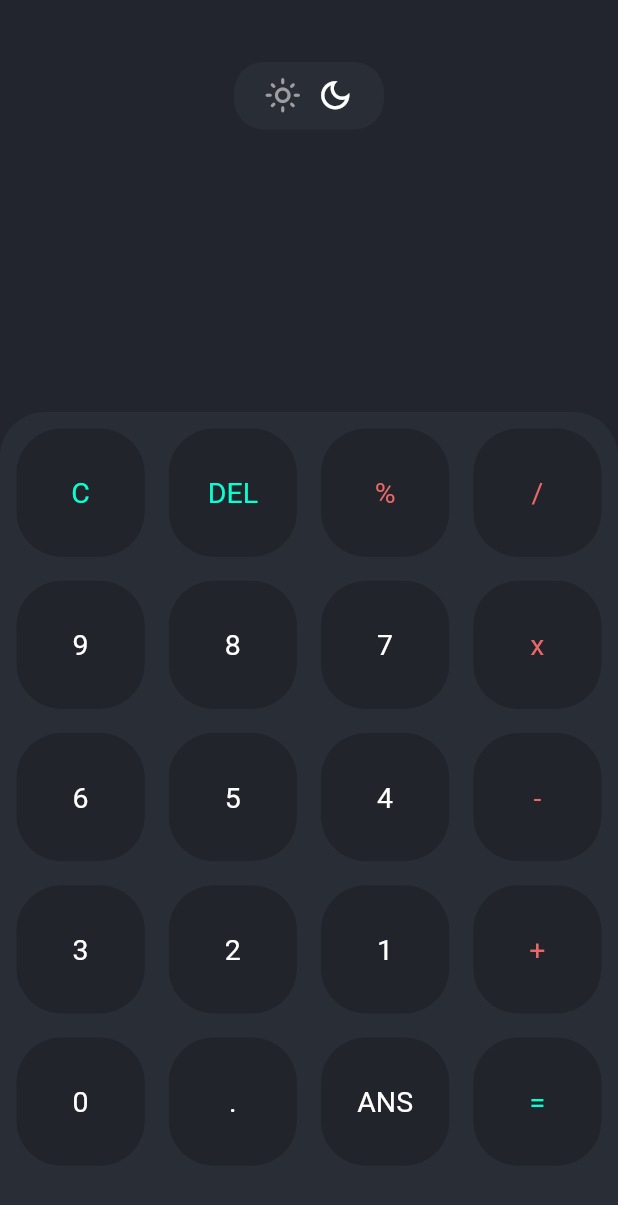
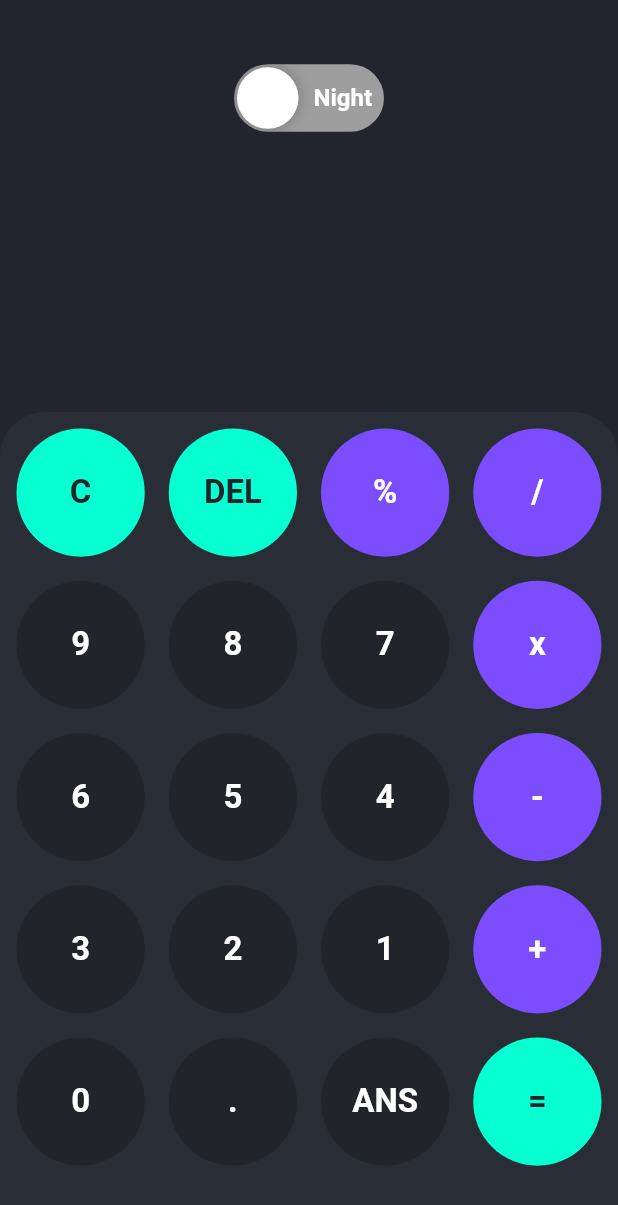
Before and after one commit to AmirBayat0/Flutter-Simple-Calculator, a Flutter app: the screen it shows after launch, on a phone screen of 412 x 824 dp. Shown: the top 1205 px of the screen. Run offline on Flutter 3.47's test engine with Material 2 defaults, Android fonts, the phone set to English and light mode, and no system bars; drawn by our look-alikes of flutter_advanced_switch; our stand-ins replace get, google_fonts, math_expressions; Roboto replaces fonts that are missing (Ubuntu).

Commit message:
Android version has been updated + iOS version added!

```diff
--- a/flutter_calculator/lib/controller/calculate_controller.dart
+++ b/flutter_calculator/lib/controller/calculate_controller.dart
@@ -29,7 +29,7 @@ class CalculateController extends GetxController {
     update();
   }
 
-  /// Delet Button Pressed Func
+  /// Delete Button Pressed Func
   deleteBtnAction() {
     userInput = userInput.substring(0, userInput.length - 1);
     update();
--- a/flutter_calculator/lib/controller/theme_controller.dart
+++ b/flutter_calculator/lib/controller/theme_controller.dart
@@ -1,15 +1,32 @@
+import 'package:flutter/material.dart';
+import 'package:flutter/services.dart';
 import 'package:get/get.dart';
 
 class ThemeController extends GetxController {
   bool isDark = true;
+  final switcherController = ValueNotifier<bool>(false);
 
   lightTheme() {
     isDark = false;
+    SystemChrome.setSystemUIOverlayStyle(SystemUiOverlayStyle.dark);
     update();
   }
 
   darkTheme() {
     isDark = true;
+    SystemChrome.setSystemUIOverlayStyle(SystemUiOverlayStyle.light);
     update();
   }
+
+  @override
+  void onInit() {
+    switcherController.addListener(() {
+      if (switcherController.value) {
+        lightTheme();
+      } else {
+        darkTheme();
+      }
+    });
+    super.onInit();
+  }
 }
--- a/flutter_calculator/lib/screen/main_screen.dart
+++ b/flutter_calculator/lib/screen/main_screen.dart
@@ -1,11 +1,11 @@
 import 'package:flutter/material.dart';
+import 'package:flutter_advanced_switch/flutter_advanced_switch.dart';
+import 'package:flutter_calculator/controller/calculate_controller.dart';
+import 'package:flutter_calculator/controller/theme_controller.dart';
+import 'package:flutter_calculator/utils/colors.dart';
+import 'package:flutter_calculator/widget/button.dart';
 import 'package:get/get.dart';
-
-///
-import '../controller/theme_controller.dart';
-import '../controller/calculate_controller.dart';
-import '../utils/colors.dart';
-import '../widget/button.dart';
+import 'package:google_fonts/google_fonts.dart';
 
 class MainScreen extends StatelessWidget {
   MainScreen({Key? key}) : super(key: key);
@@ -33,12 +33,6 @@ class MainScreen extends StatelessWidget {
     "=",
   ];
 
-  /////////////////////////////////////
-  //@CodeWithFlexz on Instagram
-  //
-  //AmirBayat0 on Github
-  //Programming with Flexz on Youtube
-  /////////////////////////////////////
   @override
   Widget build(BuildContext context) {
     var controller = Get.find<CalculateController>();
@@ -62,7 +56,7 @@ class MainScreen extends StatelessWidget {
   }
 
   /// In put Section - Enter Numbers
-  Expanded inPutSection(
+  Widget inPutSection(
       ThemeController themeController, CalculateController controller) {
     return Expanded(
         flex: 2,
@@ -79,117 +73,110 @@ class MainScreen extends StatelessWidget {
               itemCount: buttons.length,
               gridDelegate: const SliverGridDelegateWithFixedCrossAxisCount(
                   crossAxisCount: 4),
-              itemBuilder: (contex, index) {
+              itemBuilder: (context, index) {
                 switch (index) {
-
                   /// CLEAR BTN
                   case 0:
-                    return CustomButton(
+                    return CustomAppButton(
                       buttonTapped: () {
                         controller.clearInputAndOutput();
                       },
                       color: themeController.isDark
+                          ? DarkColors.leftOperatorColor
+                          : LightColors.leftOperatorColor,
+                      textColor: themeController.isDark
                           ? DarkColors.btnBgColor
                           : LightColors.btnBgColor,
-                        textColor: themeController.isDark
-                            ? DarkColors.leftOperatorColor
-                            : LightColors.leftOperatorColor,
-                        text: buttons[index]);
+                      text: buttons[index],
+                    );
 
                   /// DELETE BTN
                   case 1:
-                    return CustomButton(
+                    return CustomAppButton(
                         buttonTapped: () {
                           controller.deleteBtnAction();
                         },
                         color: themeController.isDark
+                            ? DarkColors.leftOperatorColor
+                            : LightColors.leftOperatorColor,
+                        textColor: themeController.isDark
                             ? DarkColors.btnBgColor
                             : LightColors.btnBgColor,
-                        textColor: themeController.isDark
-                            ? DarkColors.leftOperatorColor
-                            : LightColors.leftOperatorColor,
                         text: buttons[index]);
 
                   /// EQUAL BTN
                   case 19:
-                    return CustomButton(
+                    return CustomAppButton(
                         buttonTapped: () {
                           controller.equalPressed();
                         },
                         color: themeController.isDark
+                            ? DarkColors.leftOperatorColor
+                            : LightColors.leftOperatorColor,
+                        textColor: themeController.isDark
                             ? DarkColors.btnBgColor
                             : LightColors.btnBgColor,
-                        textColor: themeController.isDark
-                            ? DarkColors.leftOperatorColor
-                            : LightColors.leftOperatorColor,
                         text: buttons[index]);
 
                   default:
-                    return CustomButton(
+                    return CustomAppButton(
                       buttonTapped: () {
                         controller.onBtnTapped(buttons, index);
                       },
-                        color: themeController.isDark
+                      color: isOperator(buttons[index])
+                          ? LightColors.operatorColor
+                          : themeController.isDark
                               ? DarkColors.btnBgColor
                               : LightColors.btnBgColor,
                       textColor: isOperator(buttons[index])
-                            ? LightColors.operatorColor
+                          ? Colors.white
                           : themeController.isDark
                               ? Colors.white
                               : Colors.black,
-                        text: buttons[index]);
+                      text: buttons[index],
+                    );
                 }
               }),
         ));
   }
 
   /// Out put Section - Show Result
-  Expanded outPutSection(
+  Widget outPutSection(
       ThemeController themeController, CalculateController controller) {
     return Expanded(
         child: Column(
       mainAxisAlignment: MainAxisAlignment.center,
       children: [
-        Container(
-          alignment: Alignment.topCenter,
-          width: 100,
-          height: 45,
-          decoration: BoxDecoration(
-              color: themeController.isDark
-                  ? DarkColors.sheetBgColor
-                  : LightColors.sheetBgColor,
-              borderRadius: BorderRadius.circular(20)),
-          child: Center(
-            child: Row(
-              mainAxisAlignment: MainAxisAlignment.center,
-              children: [
-                GestureDetector(
-                  onTap: () {
-                    themeController.lightTheme();
-                  },
-                  child: Icon(
-                    Icons.light_mode_outlined,
-                    color: themeController.isDark ? Colors.grey : Colors.black,
-                    size: 25,
+        /// theme switcher
+        Padding(
+          padding: const EdgeInsets.only(top: 40),
+          child: GetBuilder<ThemeController>(builder: (controller) {
+            return AdvancedSwitch(
+              controller: controller.switcherController,
+              activeImage: const AssetImage('assets/day_sky.png'),
+              inactiveImage: const AssetImage('assets/night_sky.jpg'),
+              activeColor: Colors.green,
+              inactiveColor: Colors.grey,
+              activeChild: Text(
+                'Day',
+                style: GoogleFonts.ubuntu(
+                    fontWeight: FontWeight.bold, fontSize: 17),
               ),
+              inactiveChild: Text(
+                'Night',
+                style: GoogleFonts.ubuntu(
+                    fontWeight: FontWeight.bold, fontSize: 16),
               ),
-                const SizedBox(
-                  width: 10,
+              borderRadius: const BorderRadius.all(Radius.circular(1000)),
+              width: 100.0,
+              height: 45.0,
+              enabled: true,
+              disabledOpacity: 0.5,
+            );
+          }),
         ),
-                GestureDetector(
-                  onTap: () {
-                    themeController.darkTheme();
-                  },
-                  child: Icon(
-                    Icons.dark_mode_outlined,
-                    color: themeController.isDark ? Colors.white : Colors.grey,
-                    size: 25,
-                  ),
-                )
-              ],
-            ),
-          ),
-        ),
+
+        /// Main Result - user input and output
         Padding(
           padding: const EdgeInsets.only(right: 20, top: 70),
           child: Column(
@@ -198,23 +185,22 @@ class MainScreen extends StatelessWidget {
                 alignment: Alignment.centerRight,
                 child: Text(
                   controller.userInput,
-                  style: TextStyle(
+                  style: GoogleFonts.ubuntu(
                       color:
                           themeController.isDark ? Colors.white : Colors.black,
-                      fontSize: 25),
+                      fontSize: 38),
                 ),
-              ),
-              const SizedBox(
-                height: 10,
               ),
               Container(
                 alignment: Alignment.bottomRight,
-                child: Text(controller.userOutput,
-                    style: TextStyle(
-                        color: themeController.isDark
-                            ? Colors.white
-                            : Colors.black,
-                        fontSize: 32)),
+                child: Text(
+                  controller.userOutput,
+                  style: GoogleFonts.ubuntu(
+                    fontWeight: FontWeight.bold,
+                    color: themeController.isDark ? Colors.white : Colors.black,
+                    fontSize: 60,
+                  ),
+                ),
               ),
             ],
           ),
@@ -223,7 +209,7 @@ class MainScreen extends StatelessWidget {
     ));
   }
 
-  ///
+  /// is Operator Check
   bool isOperator(String y) {
     if (y == "%" || y == "/" || y == "x" || y == "-" || y == "+" || y == "=") {
       return true;
--- a/flutter_calculator/lib/utils/colors.dart
+++ b/flutter_calculator/lib/utils/colors.dart
@@ -1,7 +1,6 @@
 import 'package:flutter/material.dart';
 
-
-/// Dark Colors
+/// Dark Theme Colors
 class DarkColors {
   static const scaffoldBgColor = Color(0xff22252D);
   static const sheetBgColor = Color(0xff292D36);
@@ -9,11 +8,11 @@ class DarkColors {
   static const leftOperatorColor = Color.fromARGB(255, 7, 255, 209);
 }
 
-/// Light Colors
+/// Light Them Colors
 class LightColors {
   static const scaffoldBgColor = Color(0xffFFFFFF);
   static const sheetBgColor = Color(0xffF9F9F9);
   static const btnBgColor = Color.fromARGB(255, 243, 243, 243);
-  static const operatorColor = Color(0xffEB6666);
+  static const operatorColor = Colors.deepPurpleAccent;
   static const leftOperatorColor = Color.fromARGB(255, 1, 157, 128);
 }
--- a/flutter_calculator/lib/widget/button.dart
+++ b/flutter_calculator/lib/widget/button.dart
@@ -1,12 +1,13 @@
 import 'package:flutter/material.dart';
 
-class CustomButton extends StatelessWidget {
+class CustomAppButton extends StatelessWidget {
   final Color color;
   final Color textColor;
   final String text;
   final VoidCallback buttonTapped;
 
-   const CustomButton({Key? key,
+  const CustomAppButton({
+    Key? key,
     required this.color,
     required this.textColor,
     required this.text,
@@ -19,14 +20,15 @@ class CustomButton extends StatelessWidget {
       onTap: buttonTapped,
       child: Container(
         margin: const EdgeInsets.all(8),
-        decoration: BoxDecoration(
-          color: color,
-          borderRadius: BorderRadius.circular(30),
-        ),
+        decoration: BoxDecoration(color: color, shape: BoxShape.circle),
         child: Center(
           child: Text(
             text,
-            style: TextStyle(color: textColor, fontSize: 19),
+            style: TextStyle(
+              color: textColor,
+              fontSize: 22,
+              fontWeight: FontWeight.bold,
+            ),
           ),
         ),
       ),
```
Also changed, not shown: flutter_calculator/analysis_options.yaml (deleted, +0 -29 lines), flutter_calculator/lib/main.dart (+15 -3 lines), flutter_calculator/pubspec.yaml (+6 -3 lines), flutter_calculator/assets/day_sky.png (added), flutter_calculator/assets/night_sky.jpg (added), flutter_calculator/pubspec.lock (deleted), 43 other files. Lines whose indentation alone changed are shown as unchanged.
